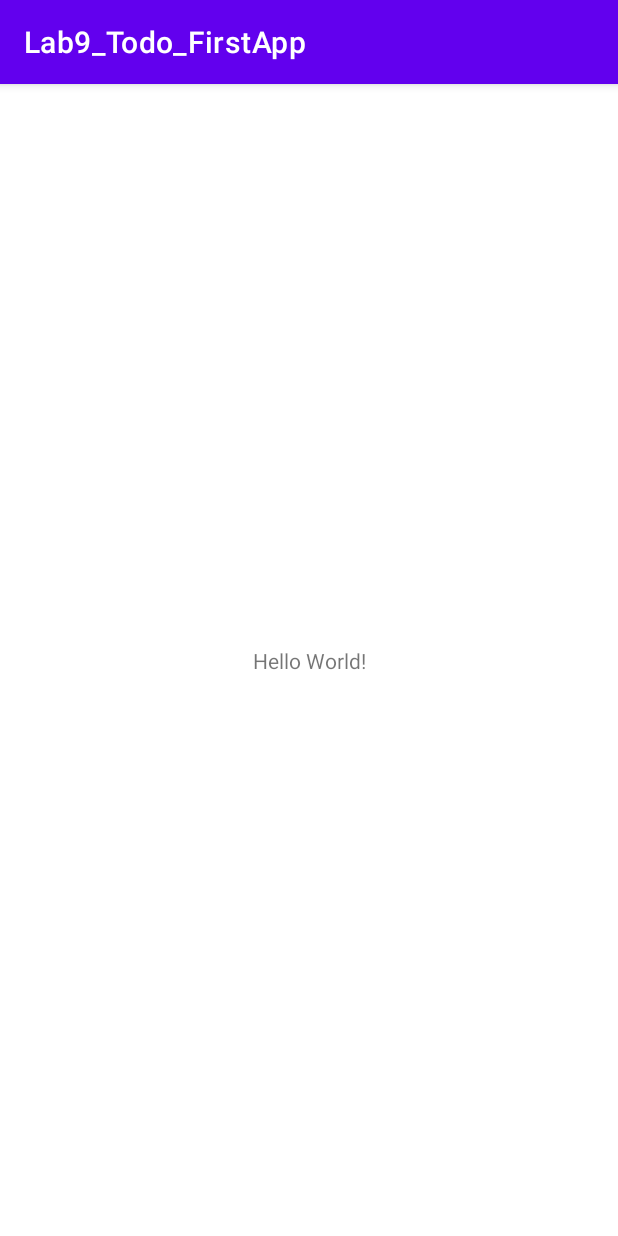
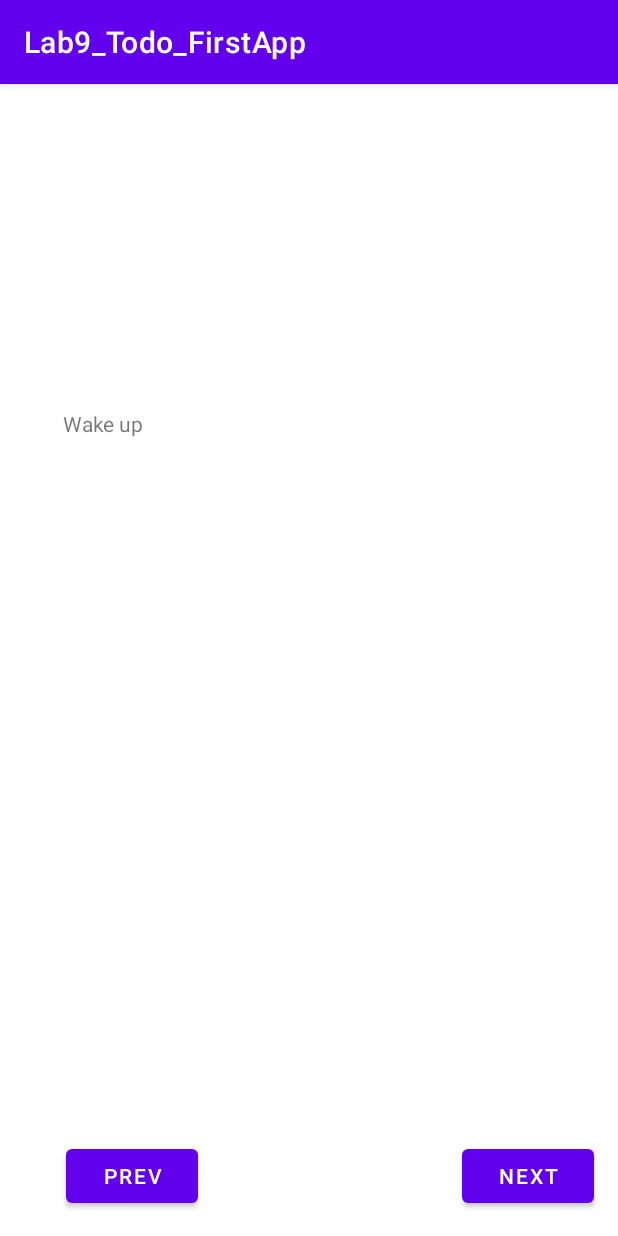
Before and after one commit to MAD-WeeklyAssignment/Lab9_First_TodoApp, an Android app: the screen it shows after launch (MainActivity before the commit, TodoActivity after it), on a phone screen of 412 x 824 dp. Run offline under Robolectric (Android 15) with nearby library versions, the phone set to English and light mode, and no system bars.

Commit message:
update file

```diff
--- a/app/build.gradle
+++ b/app/build.gradle
@@ -7,7 +7,7 @@ android {
     buildToolsVersion "30.0.3"
 
     defaultConfig {
-        applicationId "com.example.lab9_first_todoapp"
+        applicationId "com.example.androidtodofirst"
         minSdkVersion 30
         targetSdkVersion 30
         versionCode 1
--- a/app/src/main/AndroidManifest.xml
+++ b/app/src/main/AndroidManifest.xml
@@ -1,6 +1,6 @@
 <?xml version="1.0" encoding="utf-8"?>
 <manifest xmlns:android="http://schemas.android.com/apk/res/android"
-    package="com.example.lab9_first_todoapp">
+    package="com.example.androidtodofirst">
 
     <application
         android:allowBackup="true"
@@ -8,8 +8,8 @@
         android:label="@string/app_name"
         android:roundIcon="@mipmap/ic_launcher_round"
         android:supportsRtl="true"
-        android:theme="@style/Theme.Lab9_First_TodoApp">
-        <activity android:name=".MainActivity">
+        android:theme="@style/Theme.AndroidTodoFirst">
+        <activity android:name=".TodoActivity">
             <intent-filter>
                 <action android:name="android.intent.action.MAIN" />
 
--- /dev/null
+++ b/app/src/main/java/com/example/androidtodofirst/TodoActivity.java
@@ -0,0 +1,82 @@
+package com.example.androidtodofirst;
+
+import android.content.res.Resources;
+import android.os.Bundle;
+import android.view.View;
+import android.widget.Button;
+import android.widget.TextView;
+
+import androidx.appcompat.app.AppCompatActivity;
+
+public class TodoActivity extends AppCompatActivity {
+
+    private static final String TODO_INDEX = "todoIndex";
+    private String[] mTodos;
+    private int mTodoIndex = 0;
+
+    @Override
+    protected void onCreate(Bundle savedInstanceState) {
+
+      /* call the super class onCreate to complete the creation
+         of activity with state changes */
+        super.onCreate(savedInstanceState);
+
+        // set the user interface layout for this Activity
+        setContentView(R.layout.activity_todo);
+
+        /* check for saved state due to changes such as rotation
+            and restore any saved state such as the TODO_INDEX */
+        if (savedInstanceState != null) {
+            mTodoIndex = savedInstanceState.getInt(TODO_INDEX, 0);
+        }
+
+        // initialize member TextView so we can manipulate it later
+        final TextView TodoTextView;
+        TodoTextView = (TextView) findViewById(R.id.textViewTodo);
+
+        // read the todoArray from res/values/strings.xml
+        Resources res = getResources();
+        mTodos = res.getStringArray(R.array.todos);
+
+        // display the first task from mTodo array in the TodoTextView
+        TodoTextView.setText(mTodos[mTodoIndex]);
+
+        Button buttonNext;
+        buttonNext = (Button) findViewById(R.id.buttonNext);
+
+        // OnClick listener for the  Next button
+        buttonNext.setOnClickListener(new View.OnClickListener() {
+            @Override
+            public void onClick(View v) {
+                mTodoIndex = (mTodoIndex + 1) % mTodos.length;
+                TodoTextView.setText(mTodos[mTodoIndex]);
+            }
+        });
+
+        Button buttonPrev = findViewById(R.id.buttonPrev);
+
+        // OnClick listener for the  Previous button
+        buttonPrev.setOnClickListener(new View.OnClickListener() {
+            @Override
+            public void onClick(View v) {
+                mTodoIndex = --mTodoIndex;
+                if (mTodoIndex < 0) {
+                    mTodoIndex = mTodos.length - 1;
+                }
+                TodoTextView.setText(mTodos[mTodoIndex]);
+            }
+        });
+
+    }
+
+    /* In case of state change, such as rotating the phone,
+   store the mTodoIndex */
+
+    /* override to write the value of mTodoIndex into
+       the Bundle with TODO_INDEX as its key */
+    @Override
+    public void onSaveInstanceState(Bundle savedInstanceState) {
+        super.onSaveInstanceState(savedInstanceState);
+        savedInstanceState.putInt(TODO_INDEX, mTodoIndex);
+    }
+}
--- a/app/src/main/java/com/example/lab9_first_todoapp/MainActivity.java
+++ /dev/null
@@ -1,14 +0,0 @@
-package com.example.lab9_first_todoapp;
-
-import androidx.appcompat.app.AppCompatActivity;
-
-import android.os.Bundle;
-
-public class MainActivity extends AppCompatActivity {
-
-    @Override
-    protected void onCreate(Bundle savedInstanceState) {
-        super.onCreate(savedInstanceState);
-        setContentView(R.layout.activity_main);
-    }
-}
--- a/app/src/main/res/layout/activity_main.xml
+++ /dev/null
@@ -1,18 +0,0 @@
-<?xml version="1.0" encoding="utf-8"?>
-<androidx.constraintlayout.widget.ConstraintLayout xmlns:android="http://schemas.android.com/apk/res/android"
-    xmlns:app="http://schemas.android.com/apk/res-auto"
-    xmlns:tools="http://schemas.android.com/tools"
-    android:layout_width="match_parent"
-    android:layout_height="match_parent"
-    tools:context=".MainActivity">
-
-    <TextView
-        android:layout_width="wrap_content"
-        android:layout_height="wrap_content"
-        android:text="Hello World!"
-        app:layout_constraintBottom_toBottomOf="parent"
-        app:layout_constraintLeft_toLeftOf="parent"
-        app:layout_constraintRight_toRightOf="parent"
-        app:layout_constraintTop_toTopOf="parent" />
-
-</androidx.constraintlayout.widget.ConstraintLayout>
--- a/app/src/main/res/values-night/themes.xml
+++ b/app/src/main/res/values-night/themes.xml
@@ -1,6 +1,6 @@
 <resources xmlns:tools="http://schemas.android.com/tools">
     <!-- Base application theme. -->
-    <style name="Theme.Lab9_First_TodoApp" parent="Theme.MaterialComponents.DayNight.DarkActionBar">
+    <style name="Theme.AndroidTodoFirst" parent="Theme.MaterialComponents.DayNight.DarkActionBar">
         <!-- Primary brand color. -->
         <item name="colorPrimary">@color/purple_200</item>
         <item name="colorPrimaryVariant">@color/purple_700</item>
--- a/app/src/main/res/values/themes.xml
+++ b/app/src/main/res/values/themes.xml
@@ -1,6 +1,6 @@
 <resources xmlns:tools="http://schemas.android.com/tools">
     <!-- Base application theme. -->
-    <style name="Theme.Lab9_First_TodoApp" parent="Theme.MaterialComponents.DayNight.DarkActionBar">
+    <style name="Theme.AndroidTodoFirst" parent="Theme.MaterialComponents.DayNight.DarkActionBar">
         <!-- Primary brand color. -->
         <item name="colorPrimary">@color/purple_500</item>
         <item name="colorPrimaryVariant">@color/purple_700</item>
--- a/settings.gradle
+++ b/settings.gradle
@@ -1,2 +1,2 @@
 include ':app'
-rootProject.name = "Lab9_First_TodoApp"
+rootProject.name = "Android Todo First"
```
Also changed, not shown: gradle/wrapper/gradle-wrapper.properties, 4 other files.
